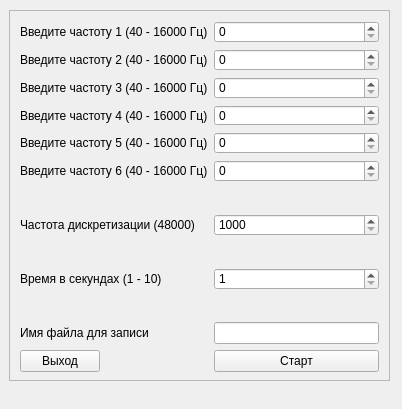
Before: the Qt Designer form simplefrequencysynthesizer.ui in W-AndreyV-W/SimpleFrequencySynthesizer, drawn with Qt 5.
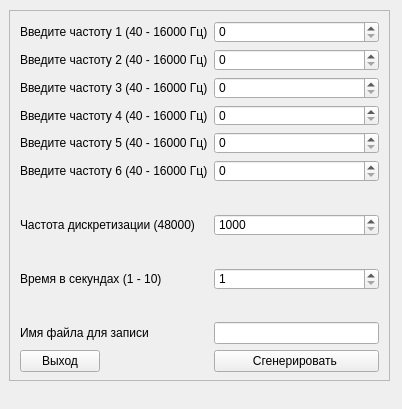
After: the same form once the commit is applied.

```diff
--- a/simplefrequencysynthesizer.ui
+++ b/simplefrequencysynthesizer.ui
@@ -220,7 +220,7 @@
       <item row="12" column="1">
        <widget class="QPushButton" name="pushButton_2">
         <property name="text">
-         <string>Старт</string>
+         <string>Сгенерировать </string>
         </property>
        </widget>
       </item>
```
